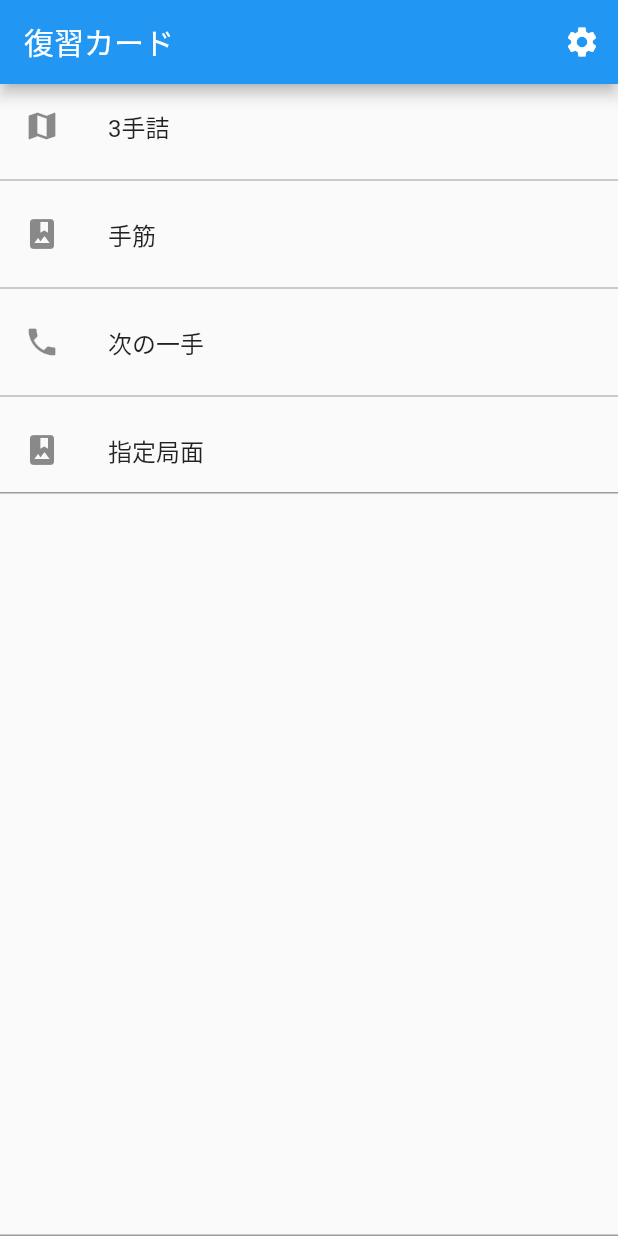
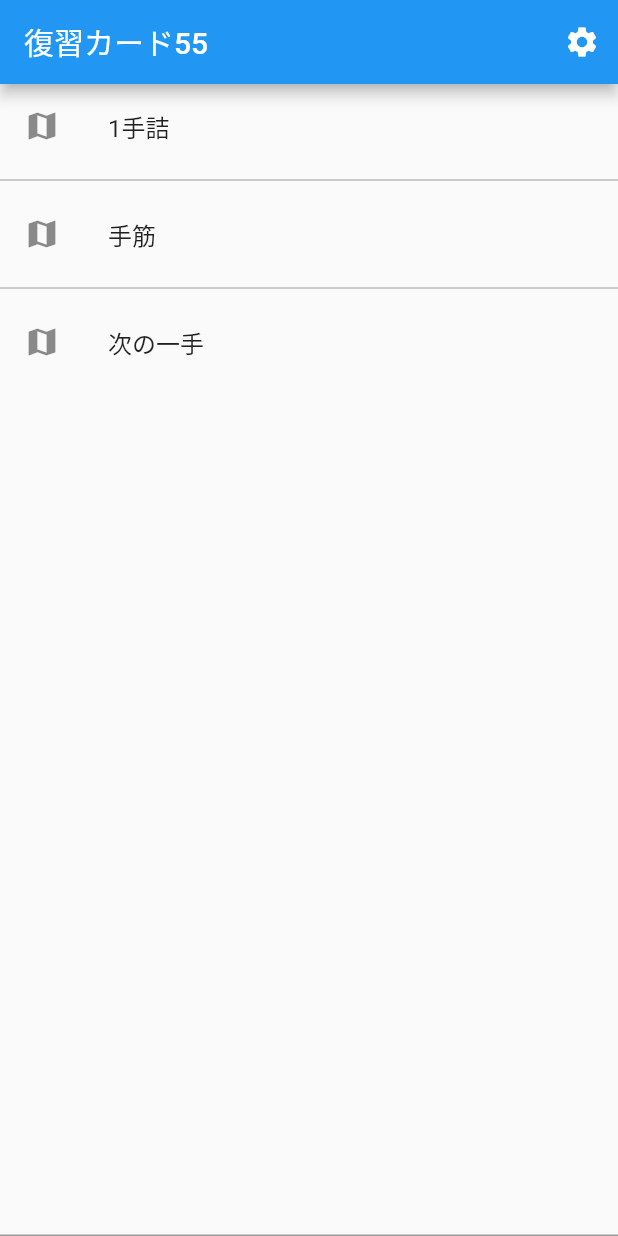
Before and after one commit to kz23szk/fukusyu-card, a Flutter app: the screen it shows after launch, on a phone screen of 412 x 824 dp. Run offline on Flutter 3.47's test engine with Material 2 defaults, Android fonts, the phone set to English and light mode, and no system bars; our stand-ins replace image_picker, sqflite; accounts and stored records are empty; Roboto replaces fonts that are missing (notosans-medium).

Commit message:
folderクラスのデータをリスト表示

```diff
--- a/lib/main.dart
+++ b/lib/main.dart
@@ -1,14 +1,32 @@
 import 'package:flutter/material.dart';
 import 'package:fukusyu_card/screens/menu_screen.dart';
 import 'package:fukusyu_card/screens/camera_screen.dart';
+import 'package:sqflite/sqflite.dart';
+import 'package:path/path.dart';
+import 'models/folder.dart';
+import 'models/app_data.dart';
+import 'package:provider/provider.dart';
 
-void main() => runApp(MyApp());
+final String dbName = 'fukusyu_card.db';
+
+void main() async {
+  // データベース接続
+  // final Future<Database> database = openDatabase(
+  //   join(await getDatabasesPath(), dbName),
+  // );
+  //var count = getFoldersCount();
+
+  runApp(MyApp());
+}
 
 class MyApp extends StatelessWidget {
   @override
   Widget build(BuildContext context) {
-    return MaterialApp(
-      debugShowCheckedModeBanner: false, // Debugラベルはずす
+    return ChangeNotifierProvider<AppData>(
+      create: (_) => AppData(),
+      child: MaterialApp(
+        debugShowCheckedModeBanner: false,
+        // Debugラベルはずす
         title: "復習カード",
         theme: ThemeData(
           primarySwatch: Colors.blue,
@@ -20,6 +38,7 @@ class MyApp extends StatelessWidget {
           MenuScreen.id: (context) => MenuScreen(),
           CameraScreen.id: (context) => CameraScreen(),
         },
+      ),
     );
   }
 }
--- /dev/null
+++ b/lib/models/app_data.dart
@@ -0,0 +1,7 @@
+import 'package:flutter/foundation.dart';
+
+class AppData extends ChangeNotifier {
+  int count = 55;
+
+  AppData() {}
+}
--- /dev/null
+++ b/lib/models/folder.dart
@@ -0,0 +1,45 @@
+import 'package:sqflite/sqflite.dart';
+import 'package:path/path.dart';
+
+class Folder {
+  final int id;
+  final String text;
+  final int priority;
+
+  Folder(this.id, this.text, this.priority);
+}
+
+final String dbName = 'fukusyu_card.db';
+
+Future<List<Folder>> getFolders() async {
+  return [
+    Folder(1, "1手詰", 1),
+    Folder(2, "手筋", 2),
+    Folder(3, "次の一手", 3),
+  ];
+  // データベース接続
+  // final Future<Database> database = openDatabase(
+  //   join(await getDatabasesPath(), dbName),
+  // );
+  //
+  // final Database db = await database;
+  // final List<Map<String, dynamic>> maps = await db.query('memo');
+  // return List.generate(maps.length, (i) {
+  //   return Folder(
+  //     id: maps[i]['id'],
+  //     text: maps[i]['text'],
+  //     priority: maps[i]['priority'],
+  //   );
+  // });
+}
+
+Future<int> getFoldersCount() async {
+  // データベース接続
+  final Future<Database> database = openDatabase(
+    join(await getDatabasesPath(), dbName),
+  );
+
+  final Database db = await database;
+  final List<Map<String, dynamic>> maps = await db.query('memo');
+  return maps.length;
+}
--- a/lib/screens/menu_screen.dart
+++ b/lib/screens/menu_screen.dart
@@ -1,5 +1,7 @@
 import 'package:flutter/material.dart';
 import 'camera_screen.dart';
+import 'package:fukusyu_card/models/app_data.dart';
+import 'package:fukusyu_card/models/folder.dart';
 
 class MenuScreen extends StatelessWidget {
   static String id = '/menu';
@@ -9,7 +11,7 @@ class MenuScreen extends StatelessWidget {
     return Scaffold(
         appBar: AppBar(
             title: Text(
-              "復習カード",
+              "復習カード" + AppData().count.toString(),
               style: TextStyle(),
             ),
             actions: <Widget>[
@@ -25,43 +27,42 @@ class MenuScreen extends StatelessWidget {
                   bottom: BorderSide(color: Colors.black38),
                 ),
               ),
-              child: ListView.separated(
-                itemCount: listTiles.length,
-                separatorBuilder: (BuildContext context, int index) => Divider(
-                  color: Colors.black38,
-                ),
-                itemBuilder: (BuildContext context, int index) {
-                  return listTiles[index];
-                },
-              )),
+              child: FutureBuilder(
+                  future: getFolders(),
+                  builder: (BuildContext context,
+                      AsyncSnapshot<List<Folder>> snapshot) {
+                    if (snapshot.hasData) {
+                      return ListView.separated(
+                        itemCount: snapshot.data.length,
+                        separatorBuilder: (BuildContext context, int index) =>
+                            Divider(
+                          color: Colors.black38,
+                        ),
+                        itemBuilder: (BuildContext context, int index) {
+                          return buildFolderTile(snapshot.data[index]);
+                        },
+                      );
+                    } else {
+                      // エラーケース（更新処理入れる？）
+                      return ListTile(
+                        leading: Icon(Icons.map),
+                        title: Text("No folders"),
+                        onTap: () {
+                          print('go');
+                        },
+                      );
+                    }
+                  })),
         ));
   }
 }
 
-List<Widget> listTiles = <Widget>[
-  ListTile(
+ListTile buildFolderTile(Folder folder) {
+  return ListTile(
     leading: Icon(Icons.map),
-    title: Text('3手詰'),
+    title: Text(folder.text),
     onTap: () {
       print('go');
     },
-  ),
-  ListTile(
-    leading: Icon(Icons.photo_album),
-    title: Text('手筋'),
-  ),
-  ListTile(
-    leading: Icon(Icons.phone),
-    title: Text('次の一手'),
-  ),
-  Container(
-      decoration: new BoxDecoration(
-        border: new Border(
-          bottom: new BorderSide(color: Colors.black38),
-        ),
-      ),
-      child: ListTile(
-        leading: Icon(Icons.photo_album),
-        title: Text('指定局面'),
-      )),
-];
+  );
+}
--- a/pubspec.yaml
+++ b/pubspec.yaml
@@ -11,7 +11,10 @@ environment:
   sdk: ">=2.7.0 <3.0.0"
 
 dependencies:
+  sqflite: ^2.0.0+3
+  path: ^1.8.0
   image_picker: ^0.6.7+17
+  provider: ^4.3.1
 
   flutter:
     sdk: flutter
```
Also changed, not shown: 1 other file. Lines whose indentation alone changed are shown as unchanged.
